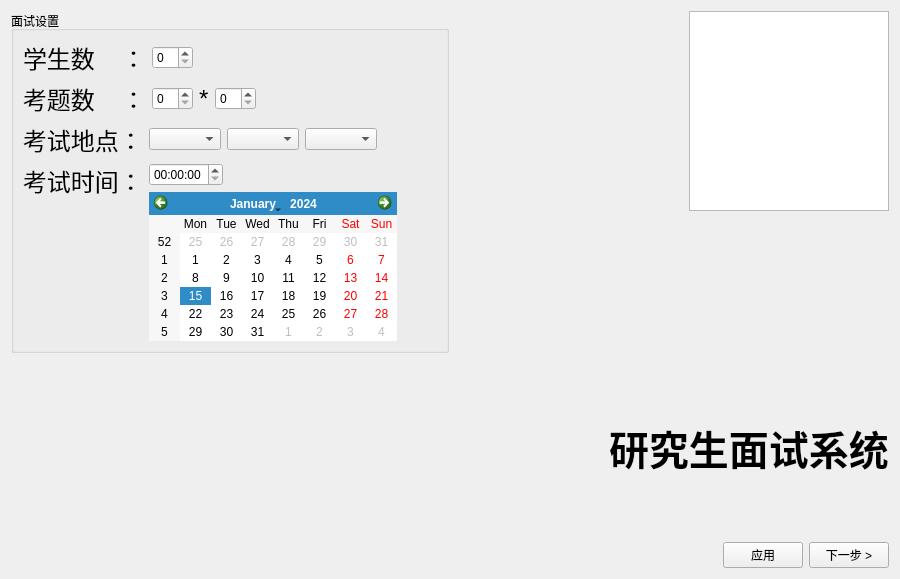
First picture: the form in inter_editor.ui, repository jamesbee/stu-inter-sys, before the edit.
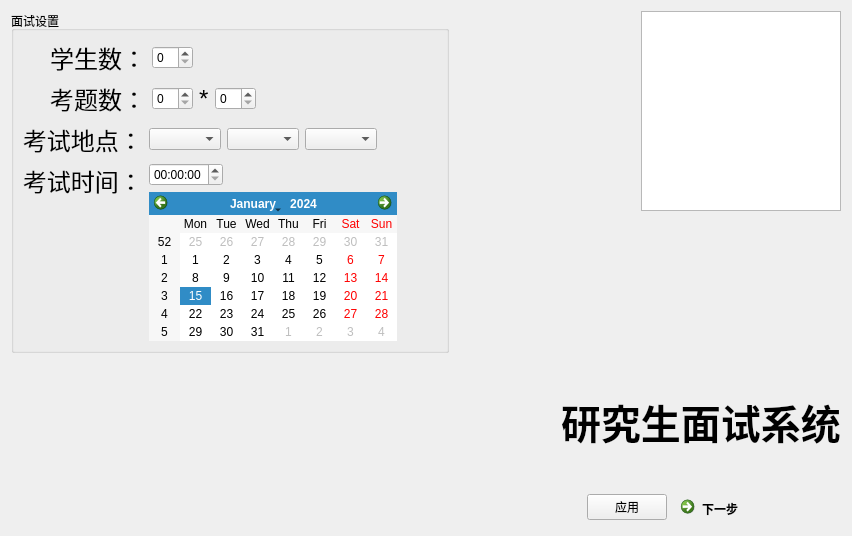
Second picture: the form after the edit.

Commit message: 完成了 stuEditor 页面，增加了 inter、issue、stu、stutable 四个委托，完成初步功能。

Patch:
```diff
--- a/inter_editor.ui
+++ b/inter_editor.ui
@@ -6,8 +6,8 @@
    <rect>
     <x>0</x>
     <y>0</y>
-    <width>900</width>
-    <height>579</height>
+    <width>852</width>
+    <height>536</height>
    </rect>
   </property>
   <property name="windowTitle">
@@ -34,7 +34,10 @@
                </font>
               </property>
               <property name="text">
-               <string>学生数    ：</string>
+               <string>    学生数：</string>
+              </property>
+              <property name="alignment">
+               <set>Qt::AlignRight|Qt::AlignTrailing|Qt::AlignVCenter</set>
               </property>
              </widget>
             </item>
@@ -66,7 +69,10 @@
                </font>
               </property>
               <property name="text">
-               <string>考题数    ：</string>
+               <string>    考题数：</string>
+              </property>
+              <property name="alignment">
+               <set>Qt::AlignRight|Qt::AlignTrailing|Qt::AlignVCenter</set>
               </property>
              </widget>
             </item>
@@ -354,9 +360,15 @@
       </widget>
      </item>
      <item>
-      <widget class="QPushButton" name="pushButton">
+      <widget class="QCommandLinkButton" name="btn_nextTab">
+       <property name="maximumSize">
+        <size>
+         <width>168</width>
+         <height>36</height>
+        </size>
+       </property>
        <property name="text">
-        <string>下一步 &gt;</string>
+        <string>下一步</string>
        </property>
       </widget>
      </item>
```
Left out of the diff: 6 changed lines with no effect on the pictures. The commit also changes 16 other files.
